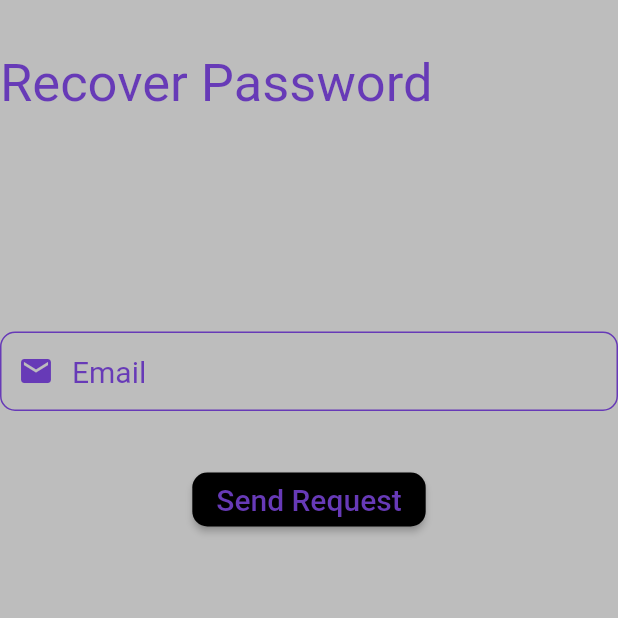
After one commit to yashwanth008/Learning_fireBase-and-fireStore-in-flutter, a Flutter app: the resetPassword screen opened by its route, after a tap on "Send Request", on a phone screen of 412 x 824 dp, the top half of it. The commit adds this screen. Run offline on Flutter 3.47's test engine with Material 2 defaults, Android fonts, the phone set to English and light mode, and no system bars; our stand-ins replace cloud_firestore, firebase_auth, firebase_core, fluttertoast; accounts and stored records are empty; network calls fail.

Commit message:
All problems resolved and reset password done

```diff
--- a/lib/Pages/Auth/LoginPage.dart
+++ b/lib/Pages/Auth/LoginPage.dart
@@ -113,6 +113,15 @@ class _LoginPageState extends State<LoginPage> {
                       ),
                     ),
                   ),
+                    TextButton(onPressed: (){
+                      Navigator.pushNamed(context, '/resetPassword');
+                    },
+
+                        child: Text(
+                            "Forgot Password?",
+                          textAlign: TextAlign.end,
+                          style: TextStyle(color: Colors.deepPurple),
+                        )),
                 ],
               )),
                  Row(
--- /dev/null
+++ b/lib/Pages/Auth/resetPassword.dart
@@ -0,0 +1,86 @@
+import 'package:firebase_auth/firebase_auth.dart';
+import 'package:flutter/material.dart';
+import 'package:fluttertoast/fluttertoast.dart';
+
+class resetPassword extends StatefulWidget {
+  const resetPassword({Key? key}) : super(key: key);
+
+  @override
+  _resetPasswordState createState() => _resetPasswordState();
+}
+
+class _resetPasswordState extends State<resetPassword> {
+  final GlobalKey<FormState> _formKey = GlobalKey<FormState>();
+
+  final TextEditingController emailController = new TextEditingController();
+
+  //firebase
+  final _auth = FirebaseAuth.instance;
+
+  @override
+  Widget build(BuildContext context) {
+    return SafeArea(
+      child:Scaffold(
+      backgroundColor: Colors.black26,
+
+      body: Form(
+          key: _formKey,
+          child: Column(
+            mainAxisAlignment: MainAxisAlignment.start,
+            crossAxisAlignment: CrossAxisAlignment.start,
+            children:[
+              SizedBox(height: 35,),
+              Text("Recover Password",style: TextStyle(fontSize: 35,color: Colors.deepPurple),),
+              SizedBox(height: 145,),
+              TextFormField(
+                style: TextStyle(color:Colors.deepPurple,fontSize: 20.0),
+                autofocus: false,
+                controller: emailController,
+                keyboardType: TextInputType.emailAddress,
+                validator: (value) {
+                  if(value!.isEmpty){
+                    return ("Please enter your Email");
+                  }
+                  //reg exp for email validation
+                  if(!RegExp("^[a-zA-Z0-9+_.-]+@[a-zA-Z0-9.-]+.[a-z]").hasMatch(value)){
+                    return ("Please enter valid email ");
+                  }
+                  return null;
+                },
+                onSaved: (value) {
+                  emailController.text = value!;
+                },
+                textInputAction: TextInputAction.next,
+                decoration: InputDecoration(
+                  prefixIcon: Icon(Icons.mail,color: Colors.deepPurple,),
+                  contentPadding: EdgeInsets.fromLTRB(20, 15, 20, 15),
+                  hintText: "Email",
+                  hintStyle: TextStyle(color: Colors.deepPurple),
+                  enabledBorder: OutlineInputBorder(borderRadius: BorderRadius.circular(10),borderSide: BorderSide(color:Colors.deepPurple)),
+                )),
+              SizedBox(height: 35,),
+              Center(
+                child: RaisedButton(onPressed: (){
+                          _auth.sendPasswordResetEmail(email:emailController.text).then((value) =>{
+                            Navigator.pushNamed(context,'/loginPage' ),
+                            Fluttertoast.showToast(msg:"Check Your Mail"),
+                          });
+
+                },
+                  color: Colors.black,
+
+                  shape: RoundedRectangleBorder(
+                      borderRadius: BorderRadius.circular(10)),
+                  child: const Text(
+                    'Send Request',
+                    style: TextStyle(fontSize: 20.0,color: Colors.deepPurple),
+                  ),
+                ),
+              ),
+       ]   ),
+
+        ),
+      ),
+    );
+  }
+}
--- a/lib/Pages/LandingPage.dart
+++ b/lib/Pages/LandingPage.dart
@@ -40,7 +40,7 @@ class _LandingPageState extends State<LandingPage> {
               SizedBox(height: 10,),
               Text("${LoggedInUser.email}",style: TextStyle(fontSize: 15.0),),
               SizedBox(height: 10,),
-              Text("${LoggedInUser.firstName}",style: TextStyle(fontSize: 15.0),),
+              Text("${LoggedInUser.firstName}${LoggedInUser.secondName}",style: TextStyle(fontSize: 15.0),),
               SizedBox(height: 15,),
               ActionChip(label: Text('LogoOut'), onPressed: (){Logout(context);}),
             ],
--- a/lib/main.dart
+++ b/lib/main.dart
@@ -1,5 +1,6 @@
 import 'package:firebase_auth_testing/Pages/Auth/LoginPage.dart';
 import 'package:firebase_auth_testing/Pages/Auth/SignUp.dart';
+import 'package:firebase_auth_testing/Pages/Auth/resetPassword.dart';
 import 'package:firebase_auth_testing/Pages/LandingPage.dart';
 import 'package:firebase_core/firebase_core.dart';
 import 'package:flutter/material.dart';
@@ -24,6 +25,7 @@ class MyApp extends StatelessWidget {
         '/loginPage':(context) => const LoginPage(),
         '/SignUp':(context) => const SignUp(),
         '/landingPage':(context)=> const LandingPage(),
+        '/resetPassword':(context) => const resetPassword(),
 
       },
       title: 'Flutter Demo',
```
